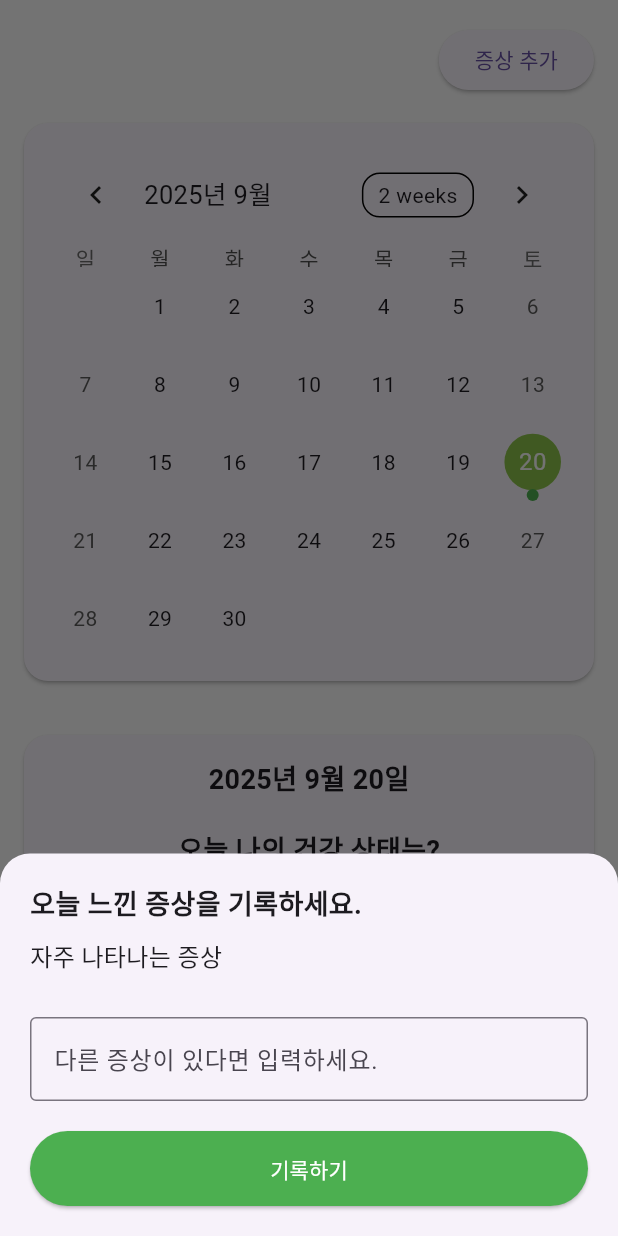
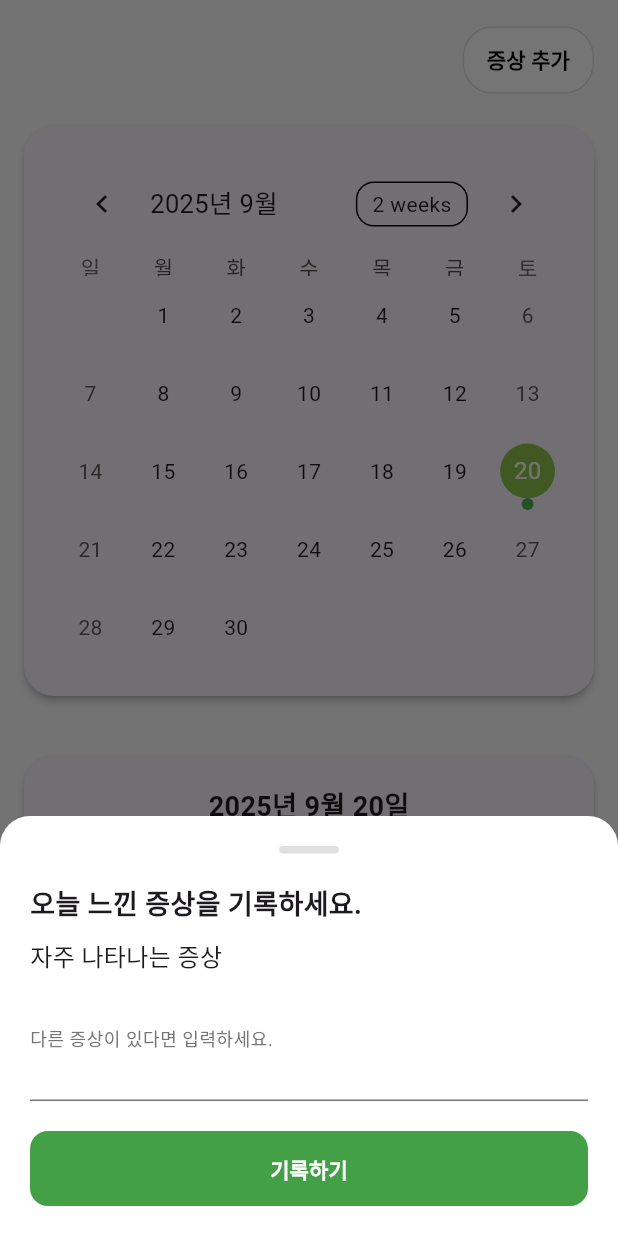
Before and after one commit to cathyjiwon/Checkey-mvp, a Flutter app: the DiaryScreen widget shown alone on an empty page, opened directly, after a tap on "이상 없음", after a tap on "이상 있음", on a phone screen of 412 x 824 dp. Run offline on Flutter 3.47's test engine with Material 3 defaults, Android fonts, the light colour scheme and no system bars; drawn by our look-alikes of table_calendar; our stand-ins replace fl_chart, shared_preferences; accounts and stored records are empty.

Commit message:
diaryscreen ui 개선

```diff
--- a/lib/screens/diary_screen.dart
+++ b/lib/screens/diary_screen.dart
@@ -66,7 +66,17 @@ class _DiaryScreenState extends State<DiaryScreen> {
                       MaterialPageRoute(builder: (context) => const FrequentSymptomDrawer()),
                     );
                   },
-                  child: const Text('증상 추가', textAlign: TextAlign.center),
+                  style: ElevatedButton.styleFrom(
+                    backgroundColor: Colors.white,
+                    foregroundColor: Colors.black,
+                    shape: RoundedRectangleBorder(
+                      borderRadius: BorderRadius.circular(20),
+                    ),
+                    side: BorderSide(color: Colors.grey.shade300),
+                    elevation: 0,
+                    padding: const EdgeInsets.symmetric(horizontal: 16, vertical: 12),
+                  ),
+                  child: const Text('증상 추가', textAlign: TextAlign.center, style: TextStyle(fontWeight: FontWeight.bold)),
                 ),
               ],
             ),
@@ -174,6 +184,7 @@ class _DiaryScreenState extends State<DiaryScreen> {
                   const SizedBox(height: 10),
                   if (_selectedState == '이상 있음')
                     Column(
+                      crossAxisAlignment: CrossAxisAlignment.start,
                       children: [
                         const Text(
                           '기록된 증상:',
@@ -188,7 +199,13 @@ class _DiaryScreenState extends State<DiaryScreen> {
                           runSpacing: 8.0,
                           children: [
                             ...diaryManager.diaryEntries[DateFormat('yyyy-MM-dd').format(_selectedDay)]?['symptoms']
-                                .map<Widget>((symptom) => Chip(label: Text(symptom)))
+                                .map<Widget>((symptom) => Chip(
+                                  label: Text(symptom),
+                                  backgroundColor: Colors.grey.shade200,
+                                  shape: RoundedRectangleBorder(
+                                    borderRadius: BorderRadius.circular(16.0),
+                                  ),
+                                ))
                                 .toList() ?? [],
                           ],
                         ),
@@ -204,18 +221,22 @@ class _DiaryScreenState extends State<DiaryScreen> {
   }
 
   Widget _buildStateButton(String state, BuildContext context) {
-    final buttonColor = state == '이상 없음' ? Colors.green : Colors.red;
+    final isSelected = _selectedState == state;
+    final buttonColor = isSelected ? (state == '이상 없음' ? Colors.green.shade600 : Colors.red.shade600) : Colors.grey.shade200;
+    final textColor = isSelected ? Colors.white : Colors.black87;
 
-    return ElevatedButton(
-      style: ElevatedButton.styleFrom(
-        backgroundColor: buttonColor,
-        foregroundColor: Colors.white,
-        shape: RoundedRectangleBorder(
-          borderRadius: BorderRadius.circular(10),
-        ),
-        padding: const EdgeInsets.symmetric(horizontal: 20, vertical: 15),
-      ),
-      onPressed: () {
+    return Expanded(
+      child: Padding(
+        padding: const EdgeInsets.symmetric(horizontal: 4.0),
+        child: Material(
+          color: buttonColor,
+          borderRadius: BorderRadius.circular(12.0),
+          child: InkWell(
+            borderRadius: BorderRadius.circular(12.0),
+            onTap: () {
+              setState(() {
+                _selectedState = state;
+              });
               if (state == '이상 있음') {
                 _showSymptomInputModal(context, '이상 있음');
               } else {
@@ -227,7 +248,21 @@ class _DiaryScreenState extends State<DiaryScreen> {
                 );
               }
             },
-      child: Text(state),
+            child: Container(
+              padding: const EdgeInsets.symmetric(vertical: 16),
+              alignment: Alignment.center,
+              child: Text(
+                state,
+                style: TextStyle(
+                  color: textColor,
+                  fontWeight: FontWeight.bold,
+                  fontSize: 16,
+                ),
+              ),
+            ),
+          ),
+        ),
+      ),
     );
   }
 
@@ -239,11 +274,13 @@ class _DiaryScreenState extends State<DiaryScreen> {
     showModalBottomSheet(
       context: context,
       isScrollControlled: true,
-      shape: const RoundedRectangleBorder(
+      backgroundColor: Colors.transparent,
+      builder: (BuildContext bc) {
+        return Container(
+          decoration: const BoxDecoration(
+            color: Colors.white,
             borderRadius: BorderRadius.vertical(top: Radius.circular(20)),
           ),
-      builder: (BuildContext bc) {
-        return Padding(
           padding: EdgeInsets.only(
             top: 20,
             left: 20,
@@ -255,8 +292,7 @@ class _DiaryScreenState extends State<DiaryScreen> {
               final symptomManager = Provider.of<SymptomManager>(context);
               final diaryManager = Provider.of<DiaryManager>(context, listen: false);
 
-              // 텍스트 필드의 라벨 텍스트를 결정
-              String labelText = hasSelectedFrequentSymptom.value
+              String labelText = hasSelectedFrequentSymptom.value || symptomController.text.isNotEmpty
                   ? '자세한 증상을 입력하세요.'
                   : '다른 증상이 있다면 입력하세요.';
 
@@ -264,6 +300,17 @@ class _DiaryScreenState extends State<DiaryScreen> {
                 mainAxisSize: MainAxisSize.min,
                 crossAxisAlignment: CrossAxisAlignment.start,
                 children: [
+                  Center(
+                    child: Container(
+                      width: 40,
+                      height: 5,
+                      decoration: BoxDecoration(
+                        color: Colors.grey[300],
+                        borderRadius: BorderRadius.circular(10),
+                      ),
+                    ),
+                  ),
+                  const SizedBox(height: 20),
                   const Text(
                     '오늘 느낀 증상을 기록하세요.',
                     style: TextStyle(fontSize: 18, fontWeight: FontWeight.bold),
@@ -279,6 +326,7 @@ class _DiaryScreenState extends State<DiaryScreen> {
                       return ChoiceChip(
                         label: Text(symptom),
                         selected: isSelected,
+                        selectedColor: Colors.green.shade100,
                         onSelected: (bool selected) {
                           modalSetState(() {
                             if (selected) {
@@ -289,6 +337,17 @@ class _DiaryScreenState extends State<DiaryScreen> {
                             hasSelectedFrequentSymptom.value = selectedSymptoms.isNotEmpty;
                           });
                         },
+                        labelStyle: TextStyle(
+                          color: isSelected ? Colors.green.shade800 : Colors.black87,
+                          fontWeight: isSelected ? FontWeight.bold : FontWeight.normal,
+                        ),
+                        shape: RoundedRectangleBorder(
+                          borderRadius: BorderRadius.circular(16.0),
+                          side: BorderSide(
+                            color: isSelected ? Colors.green.shade400 : Colors.grey.shade300,
+                          ),
+                        ),
+                        backgroundColor: Colors.grey.shade100,
                       );
                     }).toList(),
                   ),
@@ -297,10 +356,20 @@ class _DiaryScreenState extends State<DiaryScreen> {
                     controller: symptomController,
                     decoration: InputDecoration(
                       labelText: labelText,
-                      border: const OutlineInputBorder(),
+                      labelStyle: TextStyle(
+                        color: hasSelectedFrequentSymptom.value || symptomController.text.isNotEmpty
+                            ? Colors.grey.shade600
+                            : Colors.grey.shade600,
+                      ),
+                      floatingLabelBehavior: FloatingLabelBehavior.always,
+                      border: const UnderlineInputBorder(
+                        borderSide: BorderSide(color: Colors.grey),
+                      ),
+                      focusedBorder: const UnderlineInputBorder(
+                        borderSide: BorderSide(color: Colors.green, width: 2.0),
+                      ),
                     ),
                     onChanged: (text) {
-                      // 사용자가 타이핑을 시작하면 '자세한 증상을 입력하세요.'로 변경
                       modalSetState(() {
                         hasSelectedFrequentSymptom.value = text.isNotEmpty || selectedSymptoms.isNotEmpty;
                       });
@@ -323,10 +392,15 @@ class _DiaryScreenState extends State<DiaryScreen> {
                       );
                     },
                     style: ElevatedButton.styleFrom(
-                      backgroundColor: Colors.green,
+                      backgroundColor: Colors.green.shade600,
+                      foregroundColor: Colors.white,
                       minimumSize: const Size(double.infinity, 50),
+                      shape: RoundedRectangleBorder(
+                        borderRadius: BorderRadius.circular(12.0),
                       ),
-                    child: const Text('기록하기', style: TextStyle(color: Colors.white)),
+                      elevation: 0,
+                    ),
+                    child: const Text('기록하기', style: TextStyle(fontWeight: FontWeight.bold)),
                   ),
                 ],
               );
--- a/lib/widgets/custom_card.dart
+++ b/lib/widgets/custom_card.dart
@@ -9,9 +9,9 @@ class CustomCard extends StatelessWidget {
   const CustomCard({
     super.key,
     required this.child,
-    this.elevation = 1.0,
-    this.padding = const EdgeInsets.all(16.0),
-    this.margin = const EdgeInsets.symmetric(vertical: 8.0, horizontal: 0.0),
+    this.elevation = 2.0, // 토스 앱처럼 은은한 그림자를 위해 elevation을 2.0으로 높임
+    this.padding = const EdgeInsets.all(20.0), // 내부 여백을 넓혀 깔끔한 느낌 강조
+    this.margin = const EdgeInsets.symmetric(vertical: 10.0), // 위아래 간격을 넓게 설정
   });
 
   @override
@@ -20,7 +20,7 @@ class CustomCard extends StatelessWidget {
       elevation: elevation,
       margin: margin,
       shape: RoundedRectangleBorder(
-        borderRadius: BorderRadius.circular(16.0),
+        borderRadius: BorderRadius.circular(20.0), // 더 부드러운 모서리를 위해 값을 20.0으로 변경
       ),
       child: Padding(
         padding: padding,
```
Lines whose indentation alone changed are shown as unchanged.
